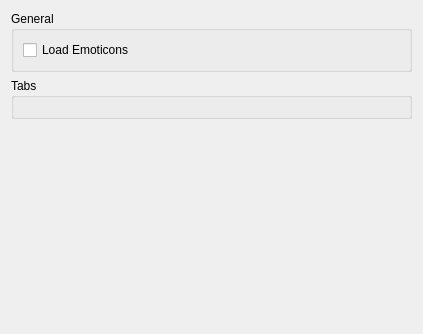
The window that retroshare-gui/src/gui/settings/ChannelPage.ui (RetroShare/RetroShare) describes before a commit, drawn with Qt 5.
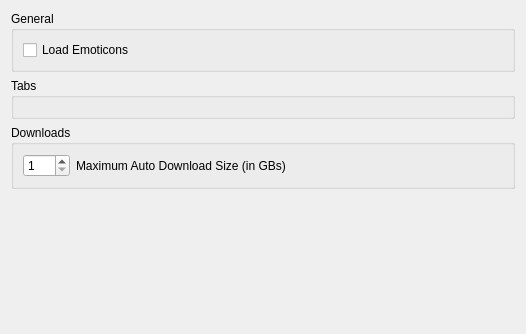
The same window after the commit. Custom widgets are drawn as their Qt base class.

Commit message: This is the UI part of the auto download adjustable size feature.

Patch:
```diff
--- a/retroshare-gui/src/gui/settings/ChannelPage.ui
+++ b/retroshare-gui/src/gui/settings/ChannelPage.ui
@@ -6,40 +6,12 @@
    <rect>
     <x>0</x>
     <y>0</y>
-    <width>423</width>
+    <width>526</width>
     <height>334</height>
    </rect>
   </property>
-  <layout class="QGridLayout" name="gridLayout_3">
-   <item row="1" column="0">
-    <widget class="QGroupBox" name="tabsGroupBox">
-     <property name="title">
-      <string>Tabs</string>
-     </property>
-     <layout class="QVBoxLayout" name="verticalLayout">
-      <item>
-       <widget class="GroupFrameSettingsWidget" name="groupFrameSettingsWidget" native="true"/>
-      </item>
-     </layout>
-    </widget>
-   </item>
-   <item row="0" column="0">
-    <widget class="QGroupBox" name="generalGroupBox">
-     <property name="title">
-      <string>General</string>
-     </property>
-     <layout class="QVBoxLayout" name="verticalLayout_2">
-      <item>
-       <widget class="QCheckBox" name="emoteicon_checkBox">
-        <property name="text">
-         <string>Load Emoticons</string>
-        </property>
-       </widget>
-      </item>
-     </layout>
-    </widget>
-   </item>
-   <item row="2" column="0">
+  <layout class="QGridLayout" name="gridLayout">
+   <item row="3" column="0">
     <spacer name="verticalSpacer">
      <property name="orientation">
       <enum>Qt::Vertical</enum>
@@ -47,10 +19,64 @@
      <property name="sizeHint" stdset="0">
       <size>
        <width>20</width>
-       <height>40</height>
+       <height>5</height>
       </size>
      </property>
-    </spacer>
+    </spacer>     
+   </item>
+   <item row="0" column="0">
+    <widget class="QGroupBox" name="generalGroupBox">
+     <property name="title">
+      <string>General</string>
+     </property>
+     <layout class="QVBoxLayout" name="verticalLayout_2">
+      <item>
+       <widget class="QCheckBox" name="emoteicon_checkBox">
+        <property name="text">
+         <string>Load Emoticons</string>
+        </property>
+       </widget>
+      </item>
+     </layout>
+    </widget>
+   </item>
+   <item row="1" column="0">
+    <widget class="QGroupBox" name="tabsGroupBox">
+     <property name="title">
+      <string>Tabs</string>
+     </property>
+     <layout class="QVBoxLayout" name="verticalLayout">
+      <item>
+       <widget class="GroupFrameSettingsWidget" name="groupFrameSettingsWidget" native="true"/>
+      </item>
+     </layout>
+    </widget>
+   </item>
+   <item row="2" column="0">
+    <widget class="QGroupBox" name="downloadsGroupBox">
+     <property name="title">
+      <string>Downloads</string>
+     </property>
+     <layout class="QFormLayout" name="formLayout">
+      <item row="0" column="0">
+       <widget class="QSpinBox" name="autoDownloadSpinBox">
+        <property name="minimum">
+         <number>1</number>
+        </property>
+        <property name="maximum">
+         <number>200</number>
+        </property>
+       </widget>
+      </item>
+      <item row="0" column="1">
+       <widget class="QLabel" name="label">
+        <property name="text">
+         <string>Maximum Auto Download Size (in GBs)</string>
+        </property>
+       </widget>
+      </item>
+     </layout>
+    </widget>     
    </item>
   </layout>
  </widget>
```
The commit also changes 2 other files.
